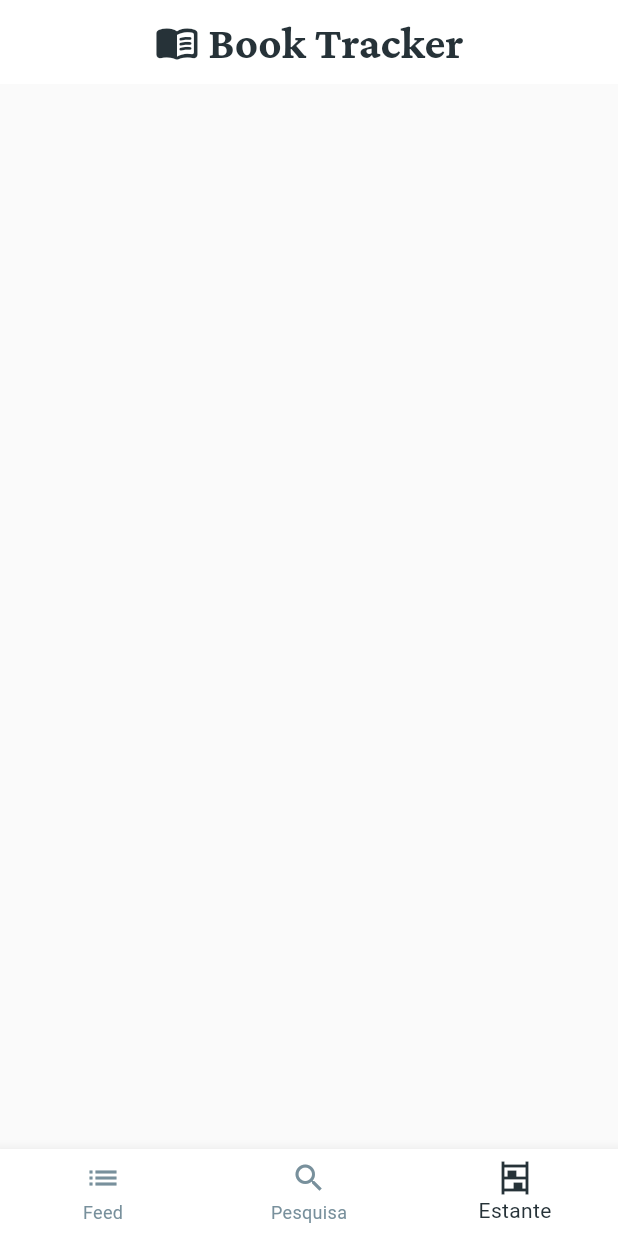
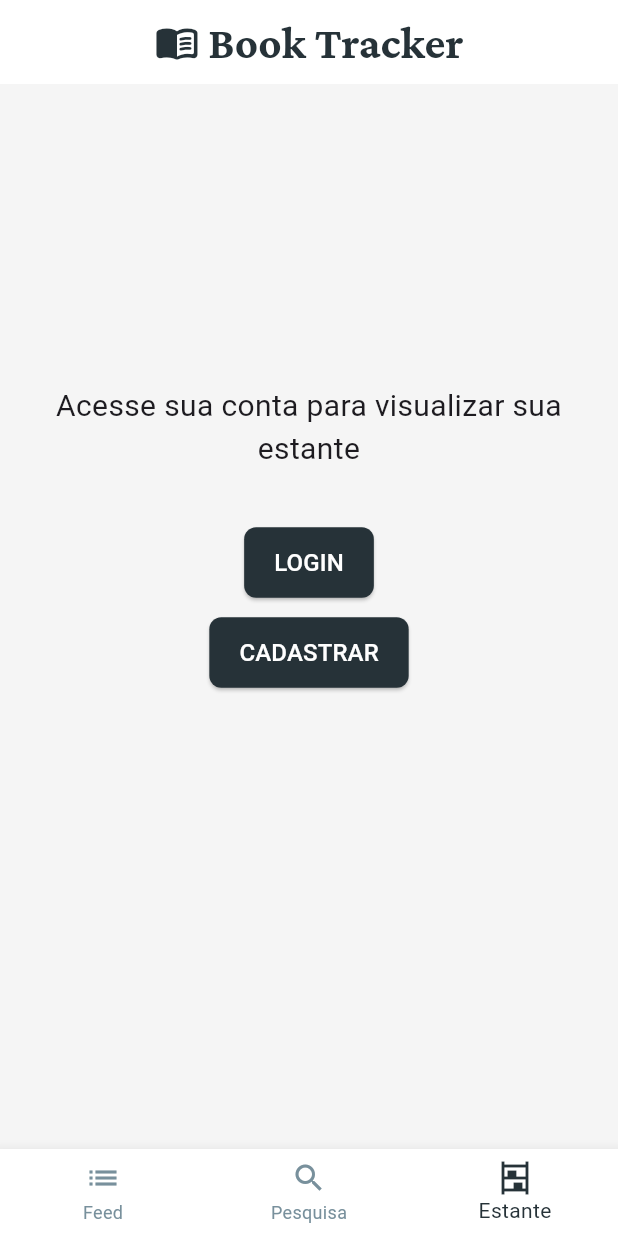
Before and after one commit to nicolemartinsx/book-tracker, a Flutter app: the screen it shows after launch, swiped to page 3, on a phone screen of 412 x 824 dp. Run offline on Flutter 3.47's test engine with Material 3 defaults, Android fonts, the phone set to English and light mode, and no system bars; our stand-ins replace google_fonts.

Commit message:
feat: bookshelf page (unauth view)

```diff
--- a/lib/pages/estante_page.dart
+++ b/lib/pages/estante_page.dart
@@ -10,6 +10,50 @@ class BookshelfPage extends StatefulWidget {
 class _BookshelfPageState extends State<BookshelfPage> {
   @override
   Widget build(BuildContext context) {
-    return Scaffold(body: Container(color: Colors.grey[50]));
+    return Column(
+      children: [
+        Padding(
+          padding: EdgeInsets.fromLTRB(5, 200, 5, 25),
+          child: Center(
+            child: Text(
+              'Acesse sua conta para visualizar sua estante',
+              style: TextStyle(fontSize: 20),
+              textAlign: TextAlign.center,
+            ),
+          ),
+        ),
+        Padding(
+          padding: const EdgeInsets.all(12.0),
+          child: ElevatedButton(
+            onPressed: () {},
+            style: ElevatedButton.styleFrom(
+              shape: RoundedRectangleBorder(
+                borderRadius: BorderRadius.circular(8),
+              ),
+              backgroundColor: Colors.blueGrey[900],
+              padding: EdgeInsets.fromLTRB(20, 12, 20, 12),
+            ),
+            child: Text(
+              'LOGIN',
+              style: TextStyle(color: Colors.white, fontSize: 16),
+            ),
+          ),
+        ),
+        ElevatedButton(
+          onPressed: () {},
+          style: ElevatedButton.styleFrom(
+            shape: RoundedRectangleBorder(
+              borderRadius: BorderRadius.circular(8),
+            ),
+            backgroundColor: Colors.blueGrey[900],
+            padding: EdgeInsets.fromLTRB(20, 12, 20, 12),
+          ),
+          child: Text(
+            'CADASTRAR',
+            style: TextStyle(color: Colors.white, fontSize: 16),
+          ),
+        ),
+      ],
+    );
   }
 }
```
